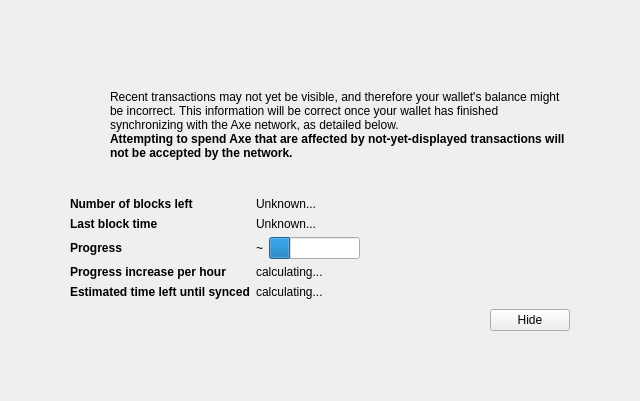
Old version of the form src/qt/forms/modaloverlay.ui in the repository AXErunners/axe.
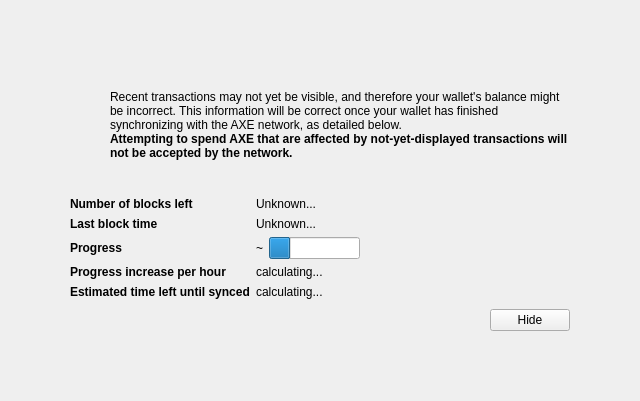
New version of the form. Icons and pictures are not drawn. Custom widgets are drawn as their Qt base class.

```diff
--- a/src/qt/forms/modaloverlay.ui
+++ b/src/qt/forms/modaloverlay.ui
@@ -128,7 +128,7 @@
              <item>
               <widget class="QLabel" name="infoText">
                <property name="text">
-                <string>Recent transactions may not yet be visible, and therefore your wallet's balance might be incorrect. This information will be correct once your wallet has finished synchronizing with the Axe network, as detailed below.</string>
+                <string>Recent transactions may not yet be visible, and therefore your wallet's balance might be incorrect. This information will be correct once your wallet has finished synchronizing with the AXE network, as detailed below.</string>
                </property>
                <property name="textFormat">
                 <enum>Qt::RichText</enum>
@@ -147,7 +147,7 @@
                 </font>
                </property>
                <property name="text">
-                <string>Attempting to spend Axe that are affected by not-yet-displayed transactions will not be accepted by the network.</string>
+                <string>Attempting to spend AXE that are affected by not-yet-displayed transactions will not be accepted by the network.</string>
                </property>
                <property name="textFormat">
                 <enum>Qt::RichText</enum>
```
Left out of the diff: 2 changed lines with no effect on the pictures.
